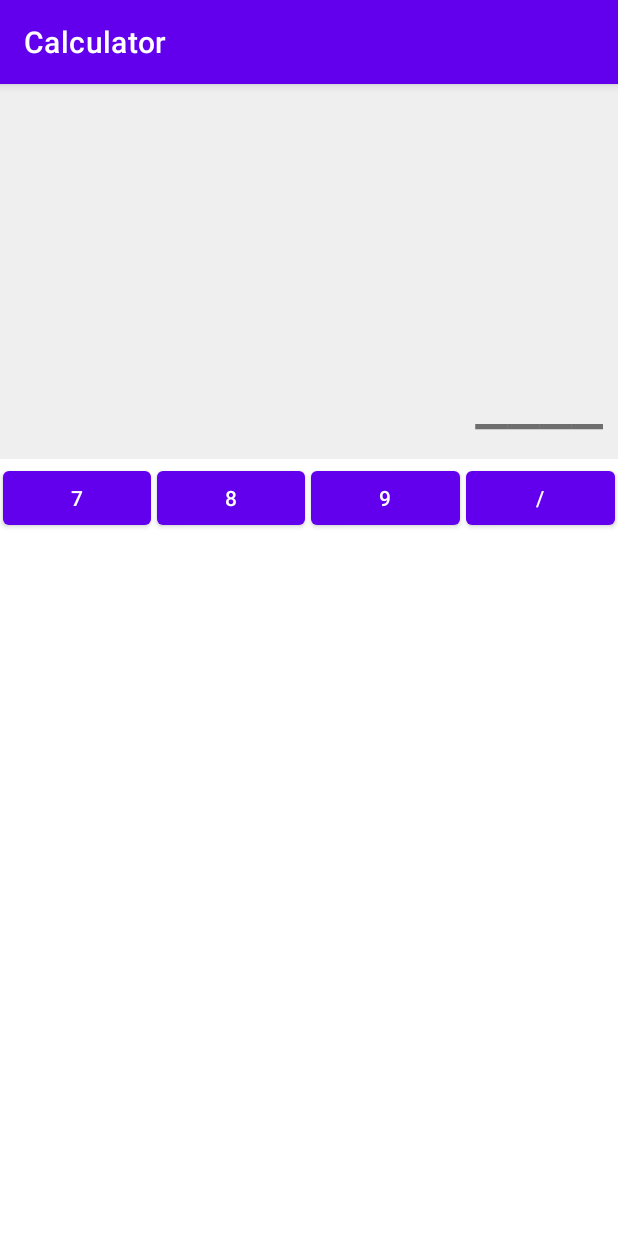
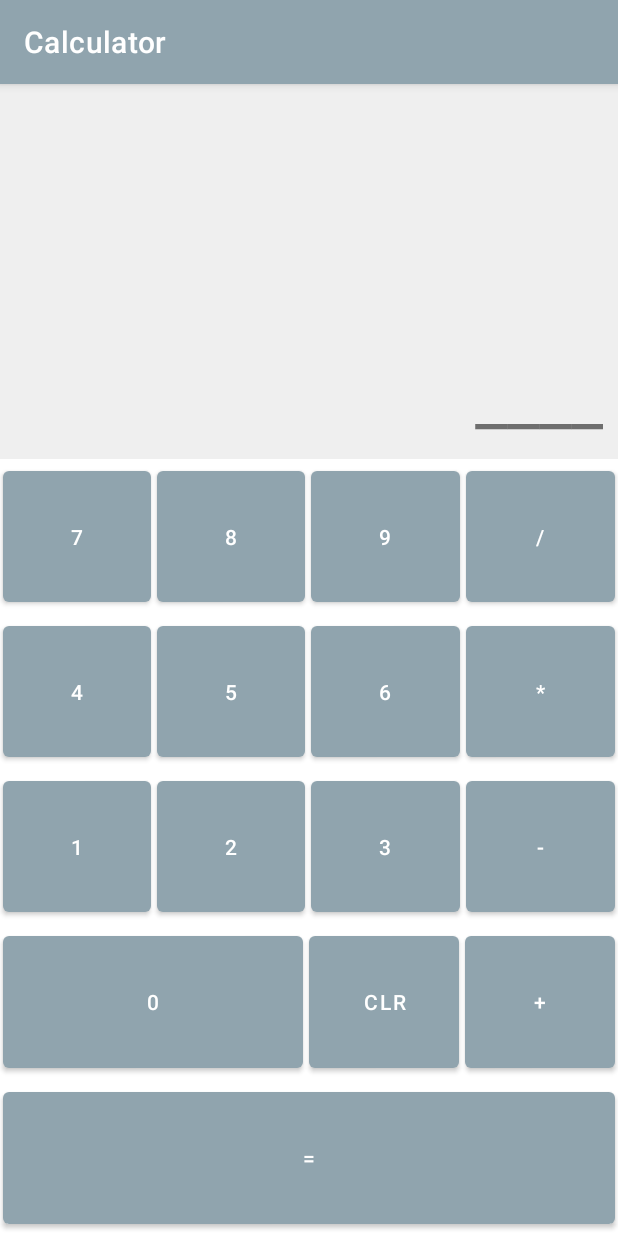
Before and after one commit to zinhyeok/Mycalc, an Android app: the screen it shows after launch (MainActivity), on a phone screen of 412 x 824 dp. Run offline under Robolectric (Android 15) with nearby library versions, the phone set to English and light mode, and no system bars.

Commit message:
FEAT:[94 ui add 2]

```diff
--- a/app/src/main/res/layout/activity_main.xml
+++ b/app/src/main/res/layout/activity_main.xml
@@ -20,6 +20,7 @@
         android:layout_width="match_parent"
         android:layout_height="wrap_content"
         android:orientation="horizontal"
+        android:layout_weight="1"
         >
     <Button
         android:id="@+id/btnSeven"
@@ -28,7 +29,7 @@
         android:layout_weight = "1"
         android:layout_margin="2dp"
         android:onClick="onDigit"
-        android:text="7"
+        android:text="@string/_7"
         />
     <Button
         android:id="@+id/btnEight"
@@ -37,7 +38,7 @@
         android:layout_weight = "1"
         android:layout_margin="2dp"
         android:onClick="onDigit"
-        android:text="8"
+        android:text="@string/_8"
         />
     <Button
         android:id="@+id/btnNine"
@@ -46,7 +47,7 @@
         android:layout_weight = "1"
         android:layout_margin="2dp"
         android:onClick="onDigit"
-        android:text="9"
+        android:text="@string/_9"
         />
     <Button
         android:id="@+id/btnDivide"
@@ -55,7 +56,144 @@
         android:layout_weight = "1"
         android:layout_margin="2dp"
         android:onClick="onDigit"
-        android:text="/"
+        android:text="@string/divide"
         />
     </LinearLayout>
+    <LinearLayout
+        android:layout_width="match_parent"
+        android:layout_height="wrap_content"
+        android:orientation="horizontal"
+        android:layout_weight="1"
+        >
+        <Button
+            android:id="@+id/btnfour"
+            android:layout_width="0dp"
+            android:layout_height="match_parent"
+            android:layout_weight = "1"
+            android:layout_margin="2dp"
+            android:onClick="onDigit"
+            android:text="@string/_4"
+            />
+        <Button
+            android:id="@+id/btnFive"
+            android:layout_width="0dp"
+            android:layout_height="match_parent"
+            android:layout_weight = "1"
+            android:layout_margin="2dp"
+            android:onClick="onDigit"
+            android:text="@string/_5"
+            />
+        <Button
+            android:id="@+id/btnSix"
+            android:layout_width="0dp"
+            android:layout_height="match_parent"
+            android:layout_weight = "1"
+            android:layout_margin="2dp"
+            android:onClick="onDigit"
+            android:text="@string/_6"
+            />
+        <Button
+            android:id="@+id/btnMultiply"
+            android:layout_width="0dp"
+            android:layout_height="match_parent"
+            android:layout_weight = "1"
+            android:layout_margin="2dp"
+            android:onClick="onDigit"
+            android:text="@string/_Multiply"
+            />
+    </LinearLayout>
+    <LinearLayout
+        android:layout_width="match_parent"
+        android:layout_height="wrap_content"
+        android:orientation="horizontal"
+        android:layout_weight="1"
+        >
+        <Button
+            android:id="@+id/btnOne"
+            android:layout_width="0dp"
+            android:layout_height="match_parent"
+            android:layout_weight = "1"
+            android:layout_margin="2dp"
+            android:onClick="onDigit"
+            android:text="@string/_1"
+            />
+        <Button
+            android:id="@+id/btnTwo"
+            android:layout_width="0dp"
+            android:layout_height="match_parent"
+            android:layout_weight = "1"
+            android:layout_margin="2dp"
+            android:onClick="onDigit"
+            android:text="@string/_2"
+            />
+        <Button
+            android:id="@+id/btnThree"
+            android:layout_width="0dp"
+            android:layout_height="match_parent"
+            android:layout_weight = "1"
+            android:layout_margin="2dp"
+            android:onClick="onDigit"
+            android:text="@string/_3"
+            />
+        <Button
+            android:id="@+id/btnSubtract"
+            android:layout_width="0dp"
+            android:layout_height="match_parent"
+            android:layout_weight = "1"
+            android:layout_margin="2dp"
+            android:onClick="onDigit"
+            android:text="@string/Subtract"
+            />
+    </LinearLayout>
+    <LinearLayout
+        android:layout_width="match_parent"
+        android:layout_height="wrap_content"
+        android:orientation="horizontal"
+        android:layout_weight="1"
+        >
+        <Button
+            android:id="@+id/btnZero"
+            android:layout_width="0dp"
+            android:layout_height="match_parent"
+            android:layout_weight = "2"
+            android:layout_margin="2dp"
+            android:onClick="onDigit"
+            android:text="@string/_0"
+            />
+
+        <Button
+            android:id="@+id/btnClear"
+            android:layout_width="0dp"
+            android:layout_height="match_parent"
+            android:layout_weight = "1"
+            android:layout_margin="2dp"
+            android:onClick="onDigit"
+            android:text="@string/clr"
+            />
+        <Button
+            android:id="@+id/btnPlus"
+            android:layout_width="0dp"
+            android:layout_height="match_parent"
+            android:layout_weight = "1"
+            android:layout_margin="2dp"
+            android:onClick="onDigit"
+            android:text="@string/plus"
+            />
+    </LinearLayout>
+    <LinearLayout
+        android:layout_width="match_parent"
+        android:layout_height="wrap_content"
+        android:orientation="horizontal"
+        android:layout_weight="1"
+        >
+        <Button
+            android:id="@+id/btnEqual"
+            android:layout_width="0dp"
+            android:layout_height="match_parent"
+            android:layout_weight = "2"
+            android:layout_margin="2dp"
+            android:onClick="onDigit"
+            android:text="@string/equal"
+            />
+    </LinearLayout>
 </LinearLayout>
--- a/app/src/main/res/values/colors.xml
+++ b/app/src/main/res/values/colors.xml
@@ -8,4 +8,5 @@
     <color name="black">#FF000000</color>
     <color name="white">#FFFFFFFF</color>
     <color name="light_grey">#efefef</color>
+    <color name="grey">#90a4ae</color>
 </resources>
--- a/app/src/main/res/values/strings.xml
+++ b/app/src/main/res/values/strings.xml
@@ -1,4 +1,20 @@
 <resources>
     <string name="app_name">Calculator</string>
     <string name="calc_ans">____</string>
+    <string name="equal">=</string>
+    <string name="_7">7</string>
+    <string name="_8">8</string>
+    <string name="_9">9</string>
+    <string name="divide">/</string>
+    <string name="_4">4</string>
+    <string name="_5">5</string>
+    <string name="_6">6</string>
+    <string name="_Multiply">*</string>
+    <string name="_1">1</string>
+    <string name="_2">2</string>
+    <string name="Subtract">-</string>
+    <string name="_3">3</string>
+    <string name="_0">0</string>
+    <string name="clr">CLR</string>
+    <string name="plus">+</string>
 </resources>
--- a/app/src/main/res/values/themes.xml
+++ b/app/src/main/res/values/themes.xml
@@ -2,8 +2,8 @@
     <!-- Base application theme. -->
     <style name="Theme.Calculator" parent="Theme.MaterialComponents.DayNight.DarkActionBar">
         <!-- Primary brand color. -->
-        <item name="colorPrimary">@color/purple_500</item>
-        <item name="colorPrimaryVariant">@color/purple_700</item>
+        <item name="colorPrimary">@color/grey</item>
+        <item name="colorPrimaryVariant">@color/grey</item>
         <item name="colorOnPrimary">@color/white</item>
         <!-- Secondary brand color. -->
         <item name="colorSecondary">@color/teal_200</item>
```
